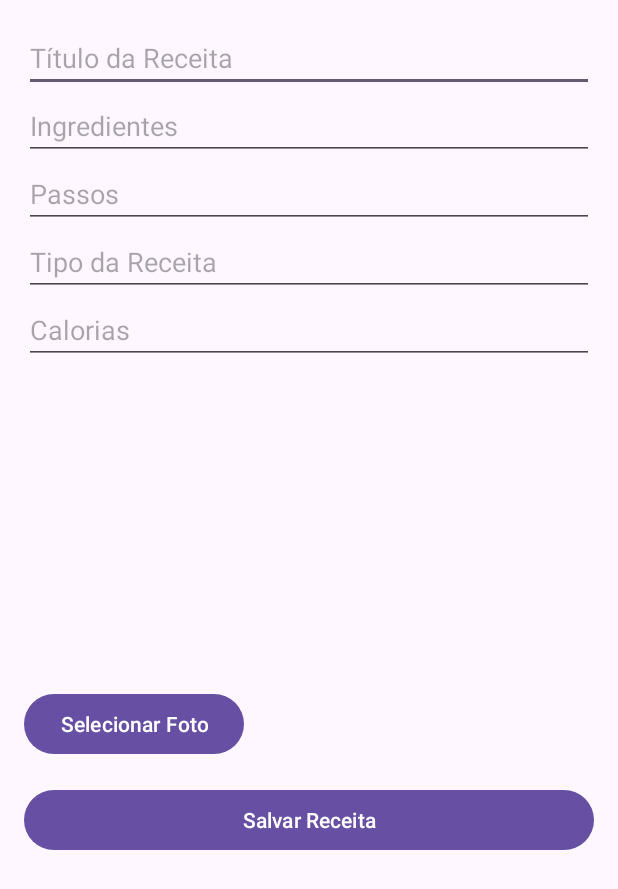
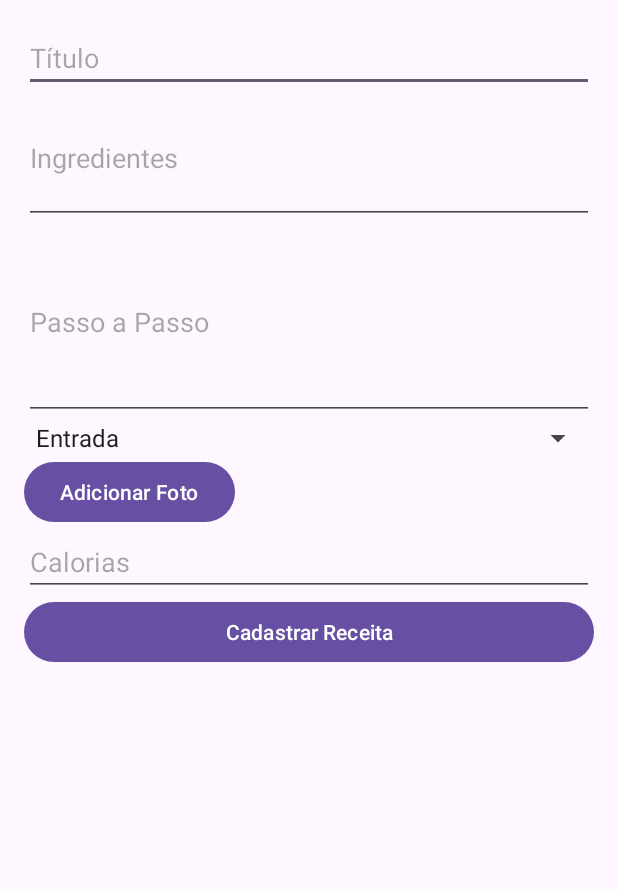
Before and after one commit to WilsonGorosthides/AppReceitas, an Android app: the fragment CreateRecipeFragment shown on its own in the app's theme, on a phone screen of 412 x 824 dp. Shown: the top 889 px of the screen. Run offline under Robolectric (Android 15) with nearby library versions, the phone set to English and light mode, and no system bars.

Commit message:
Commit BugFix

```diff
--- a/app/src/main/java/com/example/appreceitas/fragments/CreateRecipeFragment.java
+++ b/app/src/main/java/com/example/appreceitas/fragments/CreateRecipeFragment.java
@@ -1,16 +1,13 @@
 package com.example.appreceitas.fragments;
 
-import android.content.Intent;
-import android.graphics.Bitmap;
-import android.net.Uri;
 import android.os.Bundle;
-import android.provider.MediaStore;
+import android.text.TextUtils;
 import android.view.LayoutInflater;
 import android.view.View;
 import android.view.ViewGroup;
 import android.widget.Button;
 import android.widget.EditText;
-import android.widget.ImageView;
+import android.widget.Spinner;
 import android.widget.Toast;
 
 import androidx.annotation.NonNull;
@@ -18,102 +15,73 @@ import androidx.annotation.Nullable;
 import androidx.fragment.app.Fragment;
 
 import com.example.appreceitas.R;
-import com.example.appreceitas.database.AppDatabase;
-import com.example.appreceitas.entities.Receita;
-
-import java.io.IOException;
-
-import static android.app.Activity.RESULT_OK;
 
 public class CreateRecipeFragment extends Fragment {
 
-    private static final int PICK_IMAGE_REQUEST = 1;
+    private EditText editTextTitle;
+    private EditText editTextIngredients;
+    private EditText editTextSteps;
+    private Spinner spinnerRecipeType;
+    private EditText editTextCalories;
+    private Button buttonSubmit;
 
-    private EditText editTitle, editIngredients, editSteps, editType, editCalories;
-    private ImageView imagePhoto;
-    private Button buttonSelectPhoto, buttonSaveRecipe;
-
-    private Uri imageUri;
-
+    @Nullable
     @Override
-    public View onCreateView(LayoutInflater inflater, ViewGroup container,
-                             Bundle savedInstanceState) {
+    public View onCreateView(@NonNull LayoutInflater inflater, @Nullable ViewGroup container, @Nullable Bundle savedInstanceState) {
         View view = inflater.inflate(R.layout.fragment_create_recipe, container, false);
 
-        editTitle = view.findViewById(R.id.edit_recipe_title);
-        editIngredients = view.findViewById(R.id.edit_recipe_ingredients);
-        editSteps = view.findViewById(R.id.edit_recipe_steps);
-        editType = view.findViewById(R.id.edit_recipe_type);
-        editCalories = view.findViewById(R.id.edit_recipe_calories);
-        imagePhoto = view.findViewById(R.id.image_recipe_photo);
-        buttonSelectPhoto = view.findViewById(R.id.button_select_photo);
-        buttonSaveRecipe = view.findViewById(R.id.button_save_recipe);
+        editTextTitle = view.findViewById(R.id.editTextTitle);
+        editTextIngredients = view.findViewById(R.id.editTextIngredients);
+        editTextSteps = view.findViewById(R.id.editTextSteps);
+        spinnerRecipeType = view.findViewById(R.id.spinnerRecipeType);
+        editTextCalories = view.findViewById(R.id.editTextCalories);
+        buttonSubmit = view.findViewById(R.id.buttonSubmit);
 
-        buttonSelectPhoto.setOnClickListener(new View.OnClickListener() {
+        buttonSubmit.setOnClickListener(new View.OnClickListener() {
             @Override
             public void onClick(View v) {
-                openImagePicker();
-            }
-        });
-
-        buttonSaveRecipe.setOnClickListener(new View.OnClickListener() {
-            @Override
-            public void onClick(View v) {
-                saveRecipe();
+                submitRecipe();
             }
         });
 
         return view;
     }
 
-    private void openImagePicker() {
-        Intent intent = new Intent();
-        intent.setType("image/*");
-        intent.setAction(Intent.ACTION_GET_CONTENT);
-        startActivityForResult(Intent.createChooser(intent, "Select Picture"), PICK_IMAGE_REQUEST);
-    }
+    private void submitRecipe() {
+        String title = editTextTitle.getText().toString().trim();
+        String ingredients = editTextIngredients.getText().toString().trim();
+        String steps = editTextSteps.getText().toString().trim();
+        String recipeType = spinnerRecipeType.getSelectedItem().toString();
+        String calories = editTextCalories.getText().toString().trim();
 
-    @Override
-    public void onActivityResult(int requestCode, int resultCode, @Nullable Intent data) {
-        super.onActivityResult(requestCode, resultCode, data);
-        if (requestCode == PICK_IMAGE_REQUEST && resultCode == RESULT_OK && data != null && data.getData() != null) {
-            imageUri = data.getData();
-            try {
-                Bitmap bitmap = MediaStore.Images.Media.getBitmap(getActivity().getContentResolver(), imageUri);
-                imagePhoto.setImageBitmap(bitmap);
-            } catch (IOException e) {
-                e.printStackTrace();
-            }
-        }
-    }
-
-    private void saveRecipe() {
-        String title = editTitle.getText().toString();
-        String ingredients = editIngredients.getText().toString();
-        String steps = editSteps.getText().toString();
-        String type = editType.getText().toString();
-        String caloriesStr = editCalories.getText().toString();
-        Integer calories = caloriesStr.isEmpty() ? null : Integer.parseInt(caloriesStr);
-        String photoPath = imageUri != null ? imageUri.toString() : null;
-
-        if (title.isEmpty() || ingredients.isEmpty() || steps.isEmpty() || type.isEmpty()) {
-            Toast.makeText(getActivity(), "Preencha todos os campos obrigatórios", Toast.LENGTH_SHORT).show();
+        if (TextUtils.isEmpty(title)) {
+            Toast.makeText(getContext(), "Por favor, insira o título", Toast.LENGTH_SHORT).show();
             return;
         }
 
-        Receita receita = new Receita(title, ingredients, steps, type, photoPath, calories);
-        AppDatabase db = AppDatabase.getDatabase(getContext());
-        db.receitaDao().insert(receita);
+        if (TextUtils.isEmpty(ingredients)) {
+            Toast.makeText(getContext(), "Por favor, insira os ingredientes", Toast.LENGTH_SHORT).show();
+            return;
+        }
 
-        Toast.makeText(getActivity(), "Receita salva com sucesso", Toast.LENGTH_SHORT).show();
+        if (TextUtils.isEmpty(steps)) {
+            Toast.makeText(getContext(), "Por favor, insira o passo a passo", Toast.LENGTH_SHORT).show();
+            return;
+        }
 
-        // Limpar os campos
-        editTitle.setText("");
-        editIngredients.setText("");
-        editSteps.setText("");
-        editType.setText("");
-        editCalories.setText("");
-        imagePhoto.setImageBitmap(null);
-        imageUri = null;
+        // Aqui você pode adicionar a lógica para salvar a receita no banco de dados
+        // e fazer o upload da foto, se necessário.
+
+        Toast.makeText(getContext(), "Receita cadastrada com sucesso!", Toast.LENGTH_SHORT).show();
+        // Limpar os campos após o cadastro
+        clearFields();
+    }
+
+    private void clearFields() {
+        editTextTitle.setText("");
+        editTextIngredients.setText("");
+        editTextSteps.setText("");
+        editTextCalories.setText("");
+        spinnerRecipeType.setSelection(0);
     }
 }
--- a/app/src/main/res/layout/fragment_create_recipe.xml
+++ b/app/src/main/res/layout/fragment_create_recipe.xml
@@ -1,65 +1,69 @@
 <?xml version="1.0" encoding="utf-8"?>
-<FrameLayout xmlns:android="http://schemas.android.com/apk/res/android"
-    xmlns:tools="http://schemas.android.com/tools"
+<ScrollView xmlns:android="http://schemas.android.com/apk/res/android"
     android:layout_width="match_parent"
     android:layout_height="match_parent"
-    tools:context=".fragments.CreateRecipeFragment">
+    android:padding="16dp">
 
     <LinearLayout
         android:layout_width="match_parent"
-        android:layout_height="match_parent"
-        android:orientation="vertical"
-        android:padding="16dp">
+        android:layout_height="wrap_content"
+        android:orientation="vertical">
 
+        <!-- Campo Título -->
         <EditText
-            android:id="@+id/edit_recipe_title"
+            android:id="@+id/editTextTitle"
             android:layout_width="match_parent"
             android:layout_height="wrap_content"
-            android:hint="Título da Receita" />
+            android:hint="Título"
+            android:inputType="text"
+            android:maxLines="1" />
 
+        <!-- Campo Ingredientes -->
         <EditText
-            android:id="@+id/edit_recipe_ingredients"
+            android:id="@+id/editTextIngredients"
             android:layout_width="match_parent"
             android:layout_height="wrap_content"
-            android:hint="Ingredientes" />
+            android:hint="Ingredientes"
+            android:inputType="textMultiLine"
+            android:minLines="3" />
 
+        <!-- Campo Passo a Passo -->
         <EditText
-            android:id="@+id/edit_recipe_steps"
+            android:id="@+id/editTextSteps"
             android:layout_width="match_parent"
             android:layout_height="wrap_content"
-            android:hint="Passos" />
+            android:hint="Passo a Passo"
+            android:inputType="textMultiLine"
+            android:minLines="5" />
 
-        <EditText
-            android:id="@+id/edit_recipe_type"
+        <!-- Campo Tipo de Receita -->
+        <Spinner
+            android:id="@+id/spinnerRecipeType"
             android:layout_width="match_parent"
             android:layout_height="wrap_content"
-            android:hint="Tipo da Receita" />
+            android:entries="@array/recipe_types" />
 
+        <!-- Campo Foto (Opcional) -->
+        <Button
+            android:id="@+id/buttonAddPhoto"
+            android:layout_width="wrap_content"
+            android:layout_height="wrap_content"
+            android:text="Adicionar Foto" />
+
+        <!-- Campo Calorias (Opcional) -->
         <EditText
-            android:id="@+id/edit_recipe_calories"
+            android:id="@+id/editTextCalories"
             android:layout_width="match_parent"
             android:layout_height="wrap_content"
-            android:hint="Calorias" />
+            android:hint="Calorias"
+            android:inputType="number" />
 
-        <ImageView
-            android:id="@+id/image_recipe_photo"
-            android:layout_width="match_parent"
-            android:layout_height="200dp"
-            android:layout_marginTop="16dp"
-            android:contentDescription="Foto da Receita"
-            android:scaleType="centerCrop" />
-
+        <!-- Botão para Cadastrar -->
         <Button
-            android:id="@+id/button_select_photo"
-            android:layout_width="wrap_content"
-            android:layout_height="wrap_content"
-            android:text="Selecionar Foto" />
-
-        <Button
-            android:id="@+id/button_save_recipe"
+            android:id="@+id/buttonSubmit"
             android:layout_width="match_parent"
             android:layout_height="wrap_content"
-            android:text="Salvar Receita"
-            android:layout_marginTop="16dp" />
+            android:text="Cadastrar Receita" />
+
     </LinearLayout>
-</FrameLayout>
+</ScrollView>
--- a/app/src/main/res/values/strings.xml
+++ b/app/src/main/res/values/strings.xml
@@ -16,7 +16,12 @@
     <string name="principal"> Prato Principal</string>
     <string name="sobremesas"> Sobremesas </string>
     <string name="bebidas"> Bebidas</string>
-
+    <string-array name="recipe_types">
+        <item>Entrada</item>
+        <item>Prato principal</item>
+        <item>Sobremesa</item>
+        <item>Bebidas</item>
+    </string-array>
     <!-- TODO: Remove or change this placeholder text -->
     <string name="hello_blank_fragment">Hello blank fragment</string>
 
```
